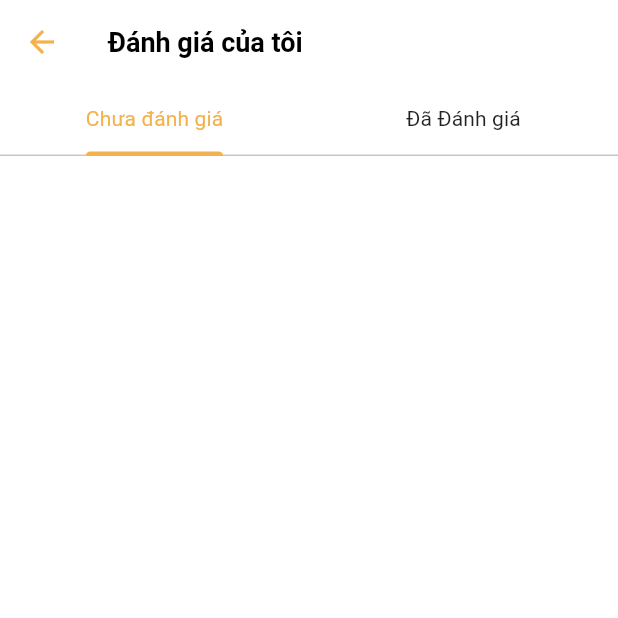
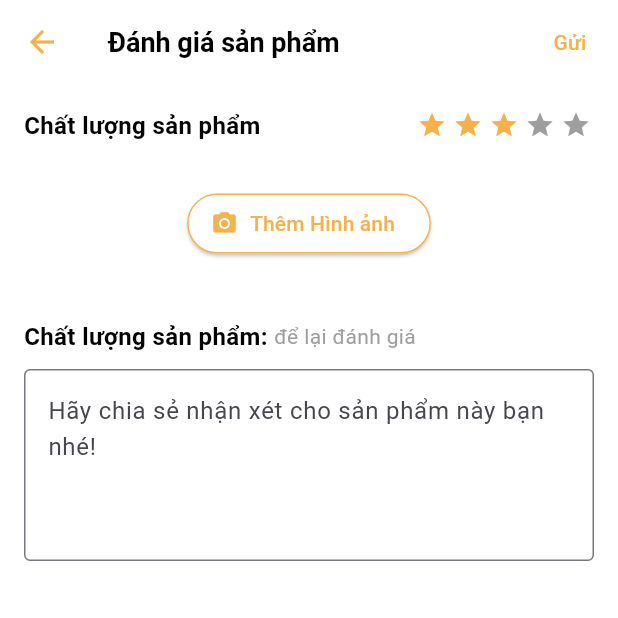
Before and after one commit to trongdat232003/hutech-canteen-1, a Flutter app: the ReviewScreen screen opened directly, on a phone screen of 412 x 824 dp, the top half of it. Run offline on Flutter 3.47's test engine with Material 3 defaults, Android fonts, the phone set to English and light mode, and no system bars; drawn by our look-alikes of flutter_rating_bar; our stand-ins replace curved_navigation_bar, flutter_feather_icons, image_picker, loading_animation_widget, shared_preferences; missing offline and left inert: currency_formatter, date_time_format; accounts and stored records are empty; network calls fail.

Commit message:
Get Reviews, Create Reviews

```diff
--- a/lib/pages/Profile.dart
+++ b/lib/pages/Profile.dart
@@ -4,7 +4,7 @@ import 'package:flutter/material.dart';
 import 'package:flutter_feather_icons/flutter_feather_icons.dart';
 import 'package:hutech_cateen/pages/edit_profile.dart';
 import 'package:hutech_cateen/pages/login.dart';
-import 'package:hutech_cateen/pages/review_screen.dart';
+import 'package:hutech_cateen/pages/reviews_screen.dart';
 import 'package:shared_preferences/shared_preferences.dart';
 import 'package:http/http.dart' as http;
 
@@ -205,7 +205,7 @@ class _ProfileState extends State<Profile> {
                           Navigator.push(
                             context,
                             MaterialPageRoute(
-                                builder: (context) => ReviewScreen()),
+                                builder: (context) => ReviewsScreen()),
                           );
                         },
                         child: Row(
--- a/lib/pages/review_screen.dart
+++ b/lib/pages/review_screen.dart
@@ -1,47 +1,92 @@
+import 'dart:io';
 import 'package:flutter/material.dart';
-import 'package:hutech_cateen/Components/empty_screen.dart';
-import 'package:hutech_cateen/pages/Order.dart';
 import 'package:hutech_cateen/services/api_review.dart';
 import 'package:hutech_cateen/widget/support_color.dart';
 import 'package:hutech_cateen/widget/support_widget.dart';
+import 'package:flutter_rating_bar/flutter_rating_bar.dart';
+import 'package:image_picker/image_picker.dart';
+import 'package:path_provider/path_provider.dart';
+import 'package:path/path.dart' as path;
+import 'dart:async';
 
 class ReviewScreen extends StatefulWidget {
-  const ReviewScreen({super.key});
+  final String? orderID;
+  final String? productID;
+
+  const ReviewScreen({super.key, this.orderID, this.productID});
 
   @override
-  State<ReviewScreen> createState() => _ReviewScreenState();
+  _ReviewScreenState createState() => _ReviewScreenState();
 }
 
-class _ReviewScreenState extends State<ReviewScreen>
-    with SingleTickerProviderStateMixin {
-  TabController? _tabController;
-  List orderNotReviews = [];
+class _ReviewScreenState extends State<ReviewScreen> {
+  late TextEditingController _commentController;
+  double _rating = 3.0; // Store the rating
+  final ImagePicker _picker = ImagePicker();
+  List<File> _images = [];
+  final ApiReview apiReview = ApiReview(); // Create an instance of ApiReview
 
   @override
   void initState() {
     super.initState();
-    _tabController = TabController(length: 2, vsync: this);
-    fetchOrderNotReviews();
+    _commentController =
+        TextEditingController(); // Initialize the comment controller
   }
 
-  void fetchOrderNotReviews() async {
+  Future<void> _pickImages() async {
+    final pickedFiles = await _picker.pickMultiImage();
+    if (pickedFiles != null) {
+      for (var pickedFile in pickedFiles) {
+        final tempImage = File(pickedFile.path);
+        final imageName = path.basename(tempImage.path);
+        final appDir =
+            await getApplicationDocumentsDirectory(); // Lấy thư mục ứng dụng
+        final imagesDir = Directory('${appDir.path}/images');
+
+        // Tạo thư mục images nếu chưa tồn tại
+        if (!await imagesDir.exists()) {
+          await imagesDir.create(recursive: true);
+        }
+
+        // Tạo đường dẫn mới cho hình ảnh
+        final newImagePath = '${imagesDir.path}/$imageName';
+        await tempImage
+            .copy(newImagePath); // Sao chép hình ảnh vào thư mục images
+
+        setState(() {
+          _images.add(File(newImagePath)); // Thêm vào danh sách hình ảnh đã lưu
+        });
+      }
+    }
+  }
+
+  Future<void> _submitReview() async {
+    // Get the first two images or null if less than two are picked
+    String? img1 =
+        _images.isNotEmpty ? 'images/${path.basename(_images[0].path)}' : null;
+    String? img2 =
+        _images.length > 1 ? 'images/${path.basename(_images[1].path)}' : null;
+
+    // Call the createReview function with the necessary parameters
     try {
-      ApiReview apiService = ApiReview();
-      List<dynamic> fetchedOrderNotReviews =
-          await apiService.getOrderNotReviews();
-
-      setState(() {
-        orderNotReviews = fetchedOrderNotReviews
-            .map((notReview) => {
-                  'notReviewID': notReview['_id'],
-                  'productID': notReview['order_product']['productId'],
-                  'productImage': notReview['order_product']['product_thumb'],
-                  'productQuantity': notReview['order_product']['quantity']
-                })
-            .toList();
-      });
+      await apiReview.createReview(
+        widget.orderID!,
+        widget.productID!,
+        img1,
+        img2,
+        _commentController.text,
+        _rating,
+      );
+      // Optionally show a success message or navigate back
+      ScaffoldMessenger.of(context).showSnackBar(
+        SnackBar(content: Text('Đánh giá thành công')),
+      );
+      Navigator.pop(context); // Go back to the previous screen
     } catch (e) {
-      print('Error fetching reviews: $e');
+      // Handle any errors that occur during review submission
+      ScaffoldMessenger.of(context).showSnackBar(
+        SnackBar(content: Text('Đánh giá thất bại: $e')),
+      );
     }
   }
 
@@ -51,77 +96,115 @@ class _ReviewScreenState extends State<ReviewScreen>
       backgroundColor: Colors.white,
       appBar: AppBar(
         title: Text(
-          'Đánh giá của tôi',
+          'Đánh giá sản phẩm',
           style: AppWidget.boldTextMediumFieldStyle(),
         ),
         backgroundColor: Colors.white,
-
-        elevation: 0, // Remove shadow
+        elevation: 0,
         iconTheme: IconThemeData(color: ColorWidget.primaryColor()),
-
-        bottom: PreferredSize(
-          preferredSize: const Size.fromHeight(48),
-          child: Container(
-            color: Colors.white,
-            child: TabBar(
-              controller: _tabController,
-              labelColor: ColorWidget.primaryColor(),
-              unselectedLabelColor: Colors.black87,
-              indicatorColor: ColorWidget.primaryColor(),
-              labelStyle: const TextStyle(fontWeight: FontWeight.w400),
-              tabs: const [
-                Tab(text: 'Chưa đánh giá'),
-                Tab(text: 'Đã Đánh giá'),
-              ],
+        actions: [
+          TextButton(
+            onPressed: _submitReview, // Call the submitReview function
+            child: Text(
+              'Gửi',
+              style: TextStyle(color: ColorWidget.primaryColor()),
             ),
           ),
-        ),
+        ],
       ),
-      body: orderNotReviews.length < 0
-          ? EmptyScreen(
-              title: 'Không có sản phẩm nào để đánh giá',
-              desc: 'Bạn đã hoàn tất đánh giá tất cả sản phẩm')
-          : TabBarView(
-              controller: _tabController,
+      body: Padding(
+        padding: EdgeInsets.all(16.0),
+        child: Column(
+          crossAxisAlignment: CrossAxisAlignment.start,
+          children: [
+            Row(
+              mainAxisAlignment: MainAxisAlignment.spaceBetween,
               children: [
-                // Chưa đánh giá
-                ListView.builder(
-                  itemCount: orderNotReviews.length,
-                  itemBuilder: (context, index) {
-                    final item = orderNotReviews[index];
-                    return ListTile(
-                      leading: Image.asset(item['productImage'], width: 50),
-                      title: Text('Tên sản phẩm'),
-                      subtitle: Text('Còn 12 ngày để đánh giá'),
-                      trailing: ElevatedButton(
-                        onPressed: () {
-                          // Handle review action here
-                        },
-                        child: Text('Đánh giá +200'),
-                      ),
-                    );
-                  },
+                Text(
+                  'Chất lượng sản phẩm',
+                  style: AppWidget.boldTextSmallFieldStyle(),
                 ),
-                // Đã đánh giá
-                ListView.builder(
-                  itemCount: orderNotReviews.length,
-                  itemBuilder: (context, index) {
-                    final item = orderNotReviews[index];
-                    return ListTile(
-                      leading: Image.asset(item['productImage'], width: 50),
-                      title: Text('Tên sản phẩm'),
-                      subtitle: Text('Còn 12 ngày để đánh giá'),
-                      trailing: ElevatedButton(
-                        onPressed: () {
-                          // Handle review action here
-                        },
-                        child: Text('Đánh giá +200'),
-                      ),
-                    );
+                RatingBar.builder(
+                  initialRating: 3,
+                  minRating: 1,
+                  itemSize: 20,
+                  direction: Axis.horizontal,
+                  allowHalfRating: true,
+                  itemCount: 5,
+                  itemPadding: EdgeInsets.symmetric(horizontal: 2.0),
+                  itemBuilder: (context, _) => Icon(
+                    Icons.star,
+                    color: ColorWidget.primaryColor(),
+                  ),
+                  onRatingUpdate: (rating) {
+                    setState(() {
+                      _rating = rating; // Update the rating
+                    });
                   },
                 ),
               ],
             ),
+            SizedBox(height: 30),
+            Row(
+              mainAxisAlignment: MainAxisAlignment.spaceEvenly,
+              children: [
+                ElevatedButton.icon(
+                  onPressed: _pickImages,
+                  icon:
+                      Icon(Icons.camera_alt, color: ColorWidget.primaryColor()),
+                  label: Text(
+                    'Thêm Hình ảnh',
+                    style: AppWidget.semiboldSmallTextFieldStyle(),
+                  ),
+                  style: ElevatedButton.styleFrom(
+                    backgroundColor: Colors.white,
+                    side: BorderSide(color: ColorWidget.primaryColor()),
+                  ),
+                ),
+              ],
+            ),
+            SizedBox(height: 20),
+            Wrap(
+              spacing: 8.0,
+              runSpacing: 8.0,
+              children: _images.map((image) {
+                return Container(
+                  width: 100,
+                  height: 100,
+                  decoration: BoxDecoration(
+                    border: Border.all(color: ColorWidget.primaryColor()),
+                    borderRadius: BorderRadius.circular(8.0),
+                    image: DecorationImage(
+                      image: FileImage(image),
+                      fit: BoxFit.cover,
+                    ),
+                  ),
+                );
+              }).toList(),
+            ),
+            SizedBox(height: 20),
+            Row(
+              children: [
+                Text('Chất lượng sản phẩm: ',
+                    style: AppWidget.boldTextSmallFieldStyle()),
+                Text(
+                  'để lại đánh giá',
+                  style: AppWidget.descripe(),
+                ),
+              ],
+            ),
+            SizedBox(height: 10),
+            TextField(
+              controller: _commentController, // Use the comment controller
+              maxLines: 4,
+              decoration: InputDecoration(
+                hintText: 'Hãy chia sẻ nhận xét cho sản phẩm này bạn nhé!',
+                border: OutlineInputBorder(),
+              ),
+            ),
+          ],
+        ),
+      ),
     );
   }
 }
--- a/lib/widget/support_widget.dart
+++ b/lib/widget/support_widget.dart
@@ -37,7 +37,7 @@ class AppWidget {
   static TextStyle descripe() {
     return TextStyle(
       color: Colors.grey[500],
-      fontSize: 16,
+      fontSize: 14,
     );
   }
 
--- a/pubspec.yaml
+++ b/pubspec.yaml
@@ -46,6 +46,9 @@ dependencies:
     flutter_feather_icons: ^2.0.0+1
     image_picker: ^1.1.2
     path_provider: ^2.1.4
+    flutter_rating_bar: ^4.0.1
+    date_time_format: ^2.0.1
+    intl: ^0.18.0
 dev_dependencies:
     flutter_test:
         sdk: flutter
```
Also changed, not shown: lib/Components/empty_screen.dart (+4 -3 lines), lib/pages/reviews_screen.dart (added, +294 -0 lines), lib/services/api_review.dart (+72 -1 lines), pubspec.lock.
